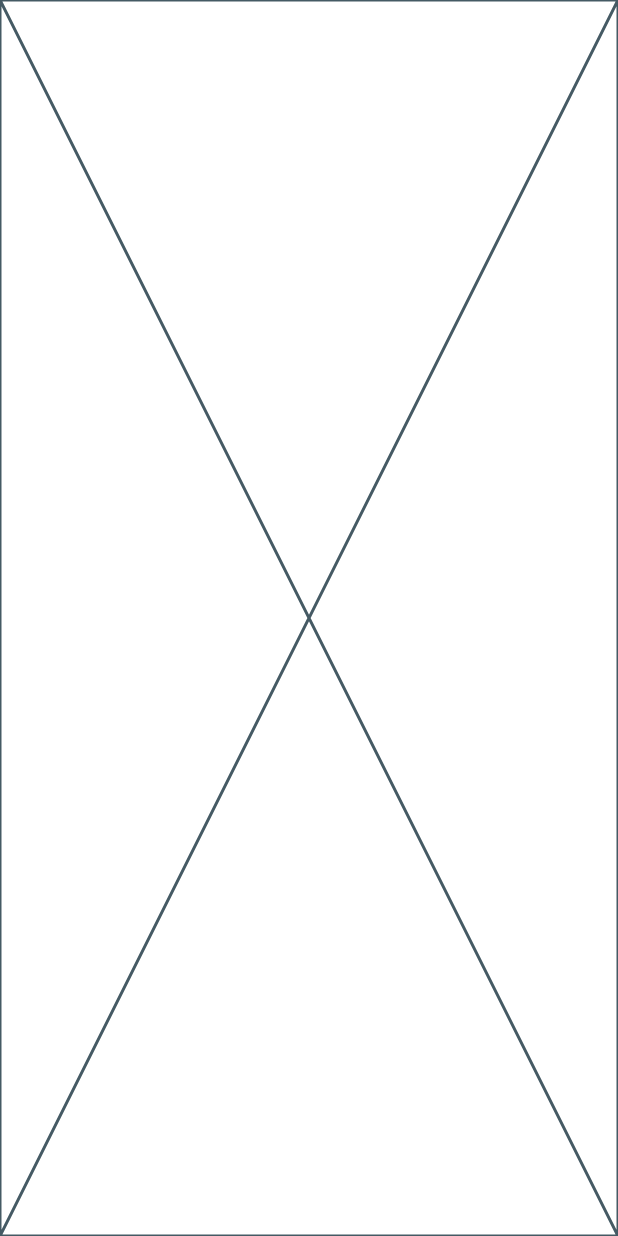
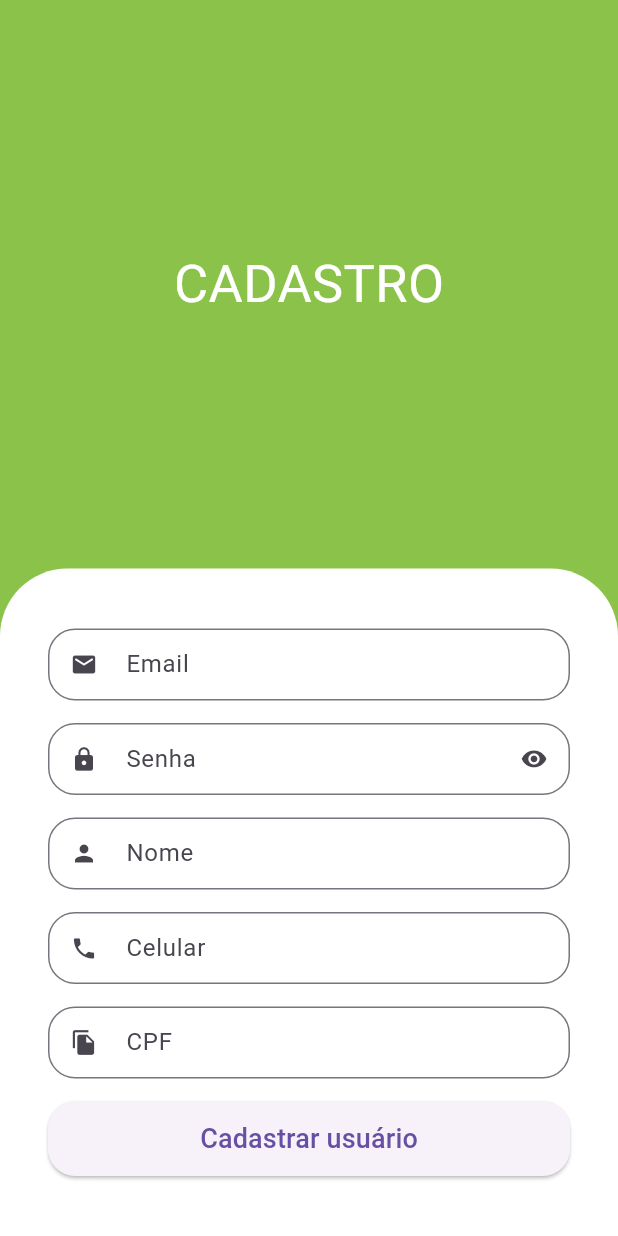
Before and after one commit to LucasConstantino92/kitanda, a Flutter app: the screen it shows after launch, after a tap on "Criar conta", on a phone screen of 412 x 824 dp. Run offline on Flutter 3.47's test engine with Material 3 defaults, Android fonts, the phone set to English and light mode, and no system bars; our stand-ins replace animated_text_kit.

Commit message:
register screen

```diff
--- a/lib/src/auth/sign_up_screen.dart
+++ b/lib/src/auth/sign_up_screen.dart
@@ -1,10 +1,82 @@
 import 'package:flutter/material.dart';
+import 'package:kitanda/src/auth/components/custom_textfield.dart';
+import 'package:kitanda/src/config/custom_colors.dart';
 
 class SignUpScreen extends StatelessWidget {
   const SignUpScreen({super.key});
 
   @override
   Widget build(BuildContext context) {
-    return const Placeholder();
+    return Scaffold(
+      backgroundColor: CustomColors.customSwatchColor,
+      body: SingleChildScrollView(
+        child: SizedBox(
+          height: MediaQuery.of(context).size.height,
+          child: Column(
+            children: [
+              const Expanded(
+                child: Center(
+                  child: Text(
+                    'CADASTRO',
+                    style: TextStyle(color: Colors.white, fontSize: 35),
+                  ),
+                ),
+              ),
+              Container(
+                padding: const EdgeInsets.symmetric(
+                  horizontal: 32,
+                  vertical: 40,
+                ),
+                decoration: const BoxDecoration(
+                  color: Colors.white,
+                  borderRadius: BorderRadius.vertical(top: Radius.circular(45)),
+                ),
+                child: Column(
+                  crossAxisAlignment: CrossAxisAlignment.stretch,
+                  children: [
+                    const CustomTextField(
+                      icon: Icons.email_rounded,
+                      label: 'Email',
+                    ),
+                    const CustomTextField(
+                      icon: Icons.lock,
+                      label: 'Senha',
+                      isSecret: true,
+                    ),
+                    const CustomTextField(
+                      icon: Icons.person,
+                      label: 'Nome',
+                    ),
+                    const CustomTextField(
+                      icon: Icons.phone,
+                      label: 'Celular',
+                    ),
+                    const CustomTextField(
+                      icon: Icons.file_copy,
+                      label: 'CPF',
+                    ),
+                    SizedBox(
+                      height: 50,
+                      child: ElevatedButton(
+                        onPressed: () {},
+                        style: ElevatedButton.styleFrom(
+                          shape: RoundedRectangleBorder(
+                            borderRadius: BorderRadius.circular(18),
+                          ),
+                        ),
+                        child: const Text(
+                          'Cadastrar usuário',
+                          style: TextStyle(fontSize: 18),
+                        ),
+                      ),
+                    ),
+                  ],
+                ),
+              ),
+            ],
+          ),
+        ),
+      ),
+    );
   }
 }
```
